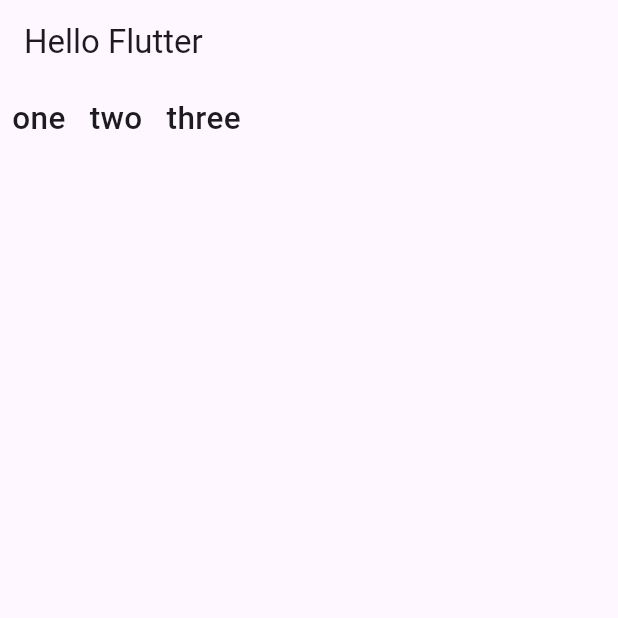
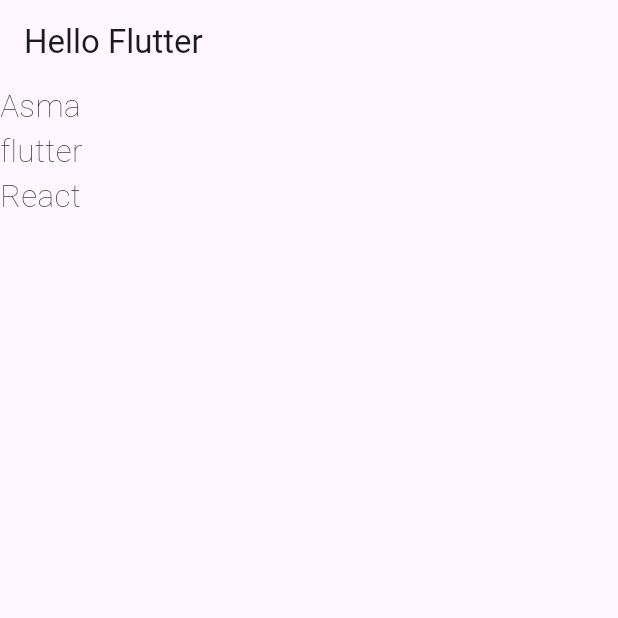
Before and after one commit to AsmaGhafoor/Flutter-Learning, a Flutter app: the screen it shows after launch, on a phone screen of 412 x 824 dp, the top half of it. Run offline on Flutter 3.47's test engine with Material 3 defaults, Android fonts, the phone set to English and light mode, and no system bars.

```diff
--- a/lib/main.dart
+++ b/lib/main.dart
@@ -29,37 +29,22 @@ class MyHomePage extends StatefulWidget {
 }
 
 class _MyHomePageState extends State<MyHomePage> {
+  var arrNames = ['Asma', 'flutter', 'React'];
+
   @override
   Widget build(BuildContext context) {
     return Scaffold(
         appBar: AppBar(
           title: const Text("Hello Flutter"),
         ),
-        body: ListView(
-          scrollDirection: Axis.horizontal,
-          children: const [
-            Padding(
-              padding: EdgeInsets.all(8.0),
-              child: Text(
-                'one',
-                style: TextStyle(fontSize: 21, fontWeight: FontWeight.w500),
-              ),
-            ),
-            Padding(
-              padding: EdgeInsets.all(8.0),
-              child: Text(
-                'two',
-                style: TextStyle(fontSize: 21, fontWeight: FontWeight.w500),
-              ),
-            ),
-            Padding(
-              padding: EdgeInsets.all(8.0),
-              child: Text(
-                'three',
-                style: TextStyle(fontSize: 21, fontWeight: FontWeight.w500),
-              ),
-            ),
-          ],
-        ));
+        body: ListView.builder(
+            itemBuilder: (context, index) {
+              return Text(
+                arrNames[index],
+                style:
+                    const TextStyle(fontSize: 21, fontWeight: FontWeight.w200),
+              );
+            },
+            itemCount: arrNames.length));
   }
 }
```
